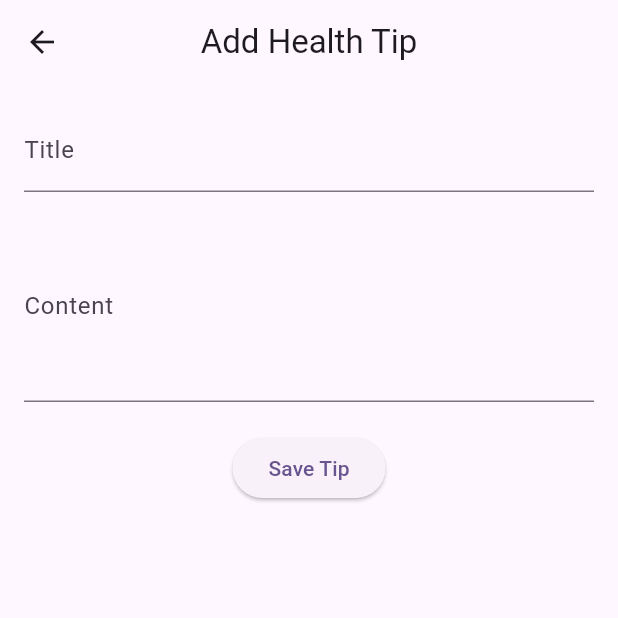
After one commit to lone-wolffie/HealthLink-App-with-Dart, a Flutter app: the AddTipScreen screen opened directly, on a phone screen of 412 x 824 dp, the top half of it. The commit adds this screen. Run offline on Flutter 3.47's test engine with Material 3 defaults, Android fonts, the light colour scheme and no system bars.

Commit message:
Add add_tip_screen,dart and modify tips_screen.dart

```diff
--- a/HealthLink_App_Frontend/lib/screens/add_symptom_screen.dart
+++ b/HealthLink_App_Frontend/lib/screens/add_symptom_screen.dart
@@ -73,7 +73,7 @@ class _AddSymptomScreenState extends State<AddSymptomScreen> {
                 ),
                 const SizedBox(height: 12),
                 DropdownButtonFormField<String>(
-                  value: _severity,
+                  initialValue: _severity,
                   decoration: const InputDecoration(labelText: 'Severity'),
                   items: const [
                     DropdownMenuItem(value: 'low', child: Text('Low')),
--- /dev/null
+++ b/HealthLink_App_Frontend/lib/screens/add_tip_screen.dart
@@ -0,0 +1,79 @@
+import 'package:flutter/material.dart';
+import '../services/api_service.dart';
+import '../widgets/custom_app_bar.dart';
+
+class AddTipScreen extends StatefulWidget {
+  const AddTipScreen({
+    super.key
+  });
+
+  @override
+  State<AddTipScreen> createState() => _AddTipScreenState();
+}
+
+class _AddTipScreenState extends State<AddTipScreen> {
+  final TextEditingController _titleController = TextEditingController();
+  final TextEditingController _contentController = TextEditingController();
+
+  Future<void> _submit() async {
+    final title = _titleController.text.trim();
+    final content = _contentController.text.trim();
+
+    if (title.isEmpty || content.isEmpty) {
+      ScaffoldMessenger.of(context).showSnackBar(
+        const SnackBar(
+          content: Text('Please fill all fields')
+        )
+      );
+      return;
+    }
+
+    try {
+      await ApiService.addHealthTip(title, content);
+
+      if (!mounted) return;
+      Navigator.pop(context);
+    } catch (error) {
+      ScaffoldMessenger.of(context).showSnackBar(
+        SnackBar(
+          content: Text('Failed to add tip: $error')
+        )
+      );
+    }
+
+  }
+
+  @override
+  Widget build(BuildContext context) {
+    return Scaffold(
+      appBar: const CustomAppBar(
+        title: "Add Health Tip",
+        showBackButton: true
+      ),
+      body: Padding(
+        padding: const EdgeInsets.all(16),
+        child: Column(
+          children: [
+            TextField(
+              controller: _titleController,
+              decoration: const InputDecoration(labelText: "Title"),
+            ),
+
+            const SizedBox(height: 12),
+            TextField(
+              controller: _contentController,
+              maxLines: 4,
+              decoration: const InputDecoration(labelText: "Content"),
+            ),
+
+            const SizedBox(height: 20),
+            ElevatedButton(
+              onPressed: _submit,
+              child: const Text("Save Tip"),
+            ),
+          ],
+        ),
+      ),
+    );
+  }
+}
```
Also changed, not shown: HealthLink_App_Frontend/lib/screens/tips_screen.dart (+135 -0 lines).
